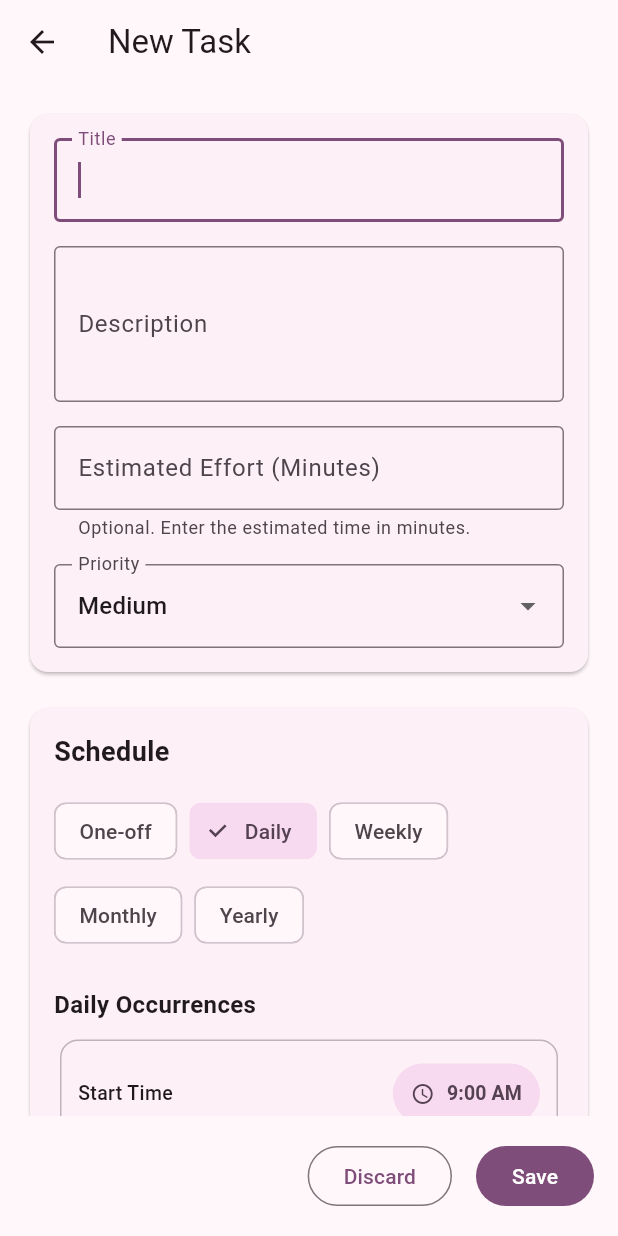
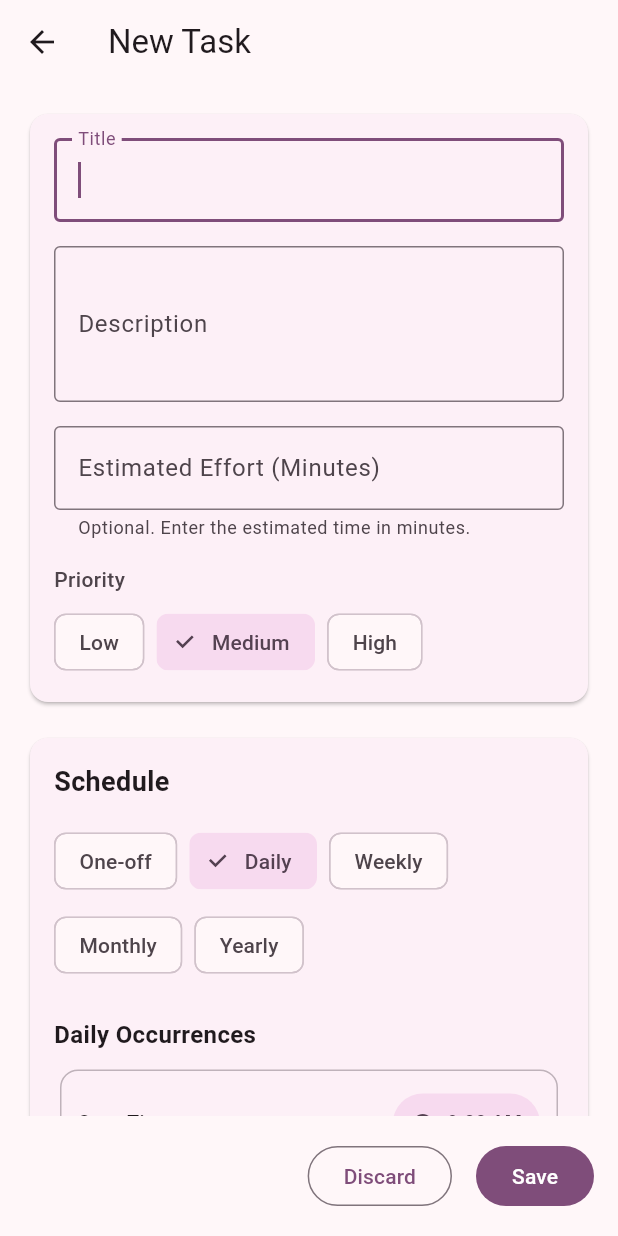
Before and after one commit to mweastwood/NothingEverHappens, a Flutter app: the CreateTaskScreen screen opened directly, after a tap on "Daily", on a phone screen of 412 x 824 dp. Run offline on Flutter 3.47's test engine with Material 3 defaults, Android fonts, the phone set to English and light mode, and no system bars; drawn by our look-alikes of dynamic_color; our stand-ins replace cloud_firestore, firebase_auth, firebase_core, flutter_local_notifications, flutter_markdown, flutter_timezone and 3 more; missing offline and left inert: dart:js; accounts and stored records are empty; project files that could hold a hidden picture were left out.

Commit message:
feat: replace TaskPriority and MissedPolicy dropdowns with wrapping Choice Chips (#3)

```diff
--- a/app/lib/screens/create_task_screen.dart
+++ b/app/lib/screens/create_task_screen.dart
@@ -598,41 +598,54 @@ class _CreateTaskScreenState extends State<CreateTaskScreen> {
                                       },
                                     ),
                                     const SizedBox(height: 16),
-                                    DropdownButtonFormField<TaskPriority>(
-                                      key: const Key('task_priority_dropdown'),
-                                      initialValue: _priority,
-                                      decoration: InputDecoration(
-                                        labelText:
+                                    Text(
                                       context.l10n.taskPriorityLabel,
-                                        border: const OutlineInputBorder(),
-                                      ),
-                                      items: [
-                                        DropdownMenuItem(
-                                          value: TaskPriority.low,
-                                          child: Text(context.l10n.priorityLow),
-                                        ),
-                                        DropdownMenuItem(
-                                          value: TaskPriority.medium,
-                                          child: Text(
-                                            context.l10n.priorityMedium,
+                                      style: TextStyle(
+                                        fontSize: 14,
+                                        fontWeight: FontWeight.w500,
+                                        color: Theme.of(
+                                          context,
+                                        ).colorScheme.onSurfaceVariant,
                                       ),
                                     ),
-                                        DropdownMenuItem(
-                                          value: TaskPriority.high,
-                                          child: Text(
-                                            context.l10n.priorityHigh,
+                                    const SizedBox(height: 8),
+                                    Wrap(
+                                      key: const Key('task_priority_dropdown'),
+                                      spacing: 8.0,
+                                      runSpacing: 8.0,
+                                      children: TaskPriority.values.map((
+                                        priority,
+                                      ) {
+                                        final String label;
+                                        switch (priority) {
+                                          case TaskPriority.low:
+                                            label = context.l10n.priorityLow;
+                                            break;
+                                          case TaskPriority.medium:
+                                            label = context.l10n.priorityMedium;
+                                            break;
+                                          case TaskPriority.high:
+                                            label = context.l10n.priorityHigh;
+                                            break;
+                                        }
+
+                                        return ChoiceChip(
+                                          key: Key(
+                                            'priority_chip_${priority.name}',
                                           ),
-                                        ),
-                                      ],
-                                      onChanged: readOnly
+                                          label: Text(label),
+                                          selected: _priority == priority,
+                                          onSelected: readOnly
                                               ? null
-                                          : (value) {
-                                              if (value != null) {
-                                                setState(
-                                                  () => _priority = value,
-                                                );
+                                              : (selected) {
+                                                  if (selected) {
+                                                    setState(() {
+                                                      _priority = priority;
+                                                    });
                                                   }
                                                 },
+                                        );
+                                      }).toList(),
                                     ),
                                     if (inFamily) ...[
                                       const SizedBox(height: 16),
@@ -770,54 +783,55 @@ class _CreateTaskScreenState extends State<CreateTaskScreen> {
                                             ),
                                           ),
                                           const SizedBox(height: 8),
-                                          DropdownButtonFormField<MissedPolicy>(
+                                          Wrap(
                                             key: const Key(
                                               'missed_policy_dropdown',
                                             ),
-                                            isExpanded: true,
-                                            initialValue: _missedPolicy,
-                                            decoration: InputDecoration(
-                                              border:
-                                                  const OutlineInputBorder(),
-                                              helperText: context
+                                            spacing: 8.0,
+                                            runSpacing: 8.0,
+                                            children: MissedPolicy.values.map((
+                                              policy,
+                                            ) {
+                                              final String label;
+                                              switch (policy) {
+                                                case MissedPolicy.rollover:
+                                                  label = context
                                                       .l10n
-                                                  .missedPolicyHelper,
+                                                      .rolloverLabel;
+                                                  break;
+                                                case MissedPolicy.skip:
+                                                  label =
+                                                      context.l10n.skipLabel;
+                                                  break;
+                                                case MissedPolicy.shift:
+                                                  label =
+                                                      context.l10n.shiftLabel;
+                                                  break;
+                                                case MissedPolicy.stack:
+                                                  label =
+                                                      context.l10n.stackLabel;
+                                                  break;
+                                              }
+
+                                              return ChoiceChip(
+                                                key: Key(
+                                                  'missed_policy_chip_${policy.name}',
                                                 ),
-                                            items: [
-                                              DropdownMenuItem(
-                                                value: MissedPolicy.rollover,
-                                                child: Text(
-                                                  context.l10n.rolloverLabel,
-                                                ),
-                                              ),
-                                              DropdownMenuItem(
-                                                value: MissedPolicy.skip,
-                                                child: Text(
-                                                  context.l10n.skipLabel,
-                                                ),
-                                              ),
-                                              DropdownMenuItem(
-                                                value: MissedPolicy.shift,
-                                                child: Text(
-                                                  context.l10n.shiftLabel,
-                                                ),
-                                              ),
-                                              DropdownMenuItem(
-                                                value: MissedPolicy.stack,
-                                                child: Text(
-                                                  context.l10n.stackLabel,
-                                                ),
-                                              ),
-                                            ],
-                                            onChanged: readOnly
+                                                label: Text(label),
+                                                selected:
+                                                    _missedPolicy == policy,
+                                                onSelected: readOnly
                                                     ? null
-                                                : (value) {
-                                                    if (value != null) {
+                                                    : (selected) {
+                                                        if (selected) {
                                                           setState(() {
-                                                        _missedPolicy = value;
+                                                            _missedPolicy =
+                                                                policy;
                                                           });
                                                         }
                                                       },
+                                              );
+                                            }).toList(),
                                           ),
                                           const SizedBox(height: 8),
                                           Text(
```
Also changed, not shown: 4 other files. Lines whose indentation alone changed are shown as unchanged.
